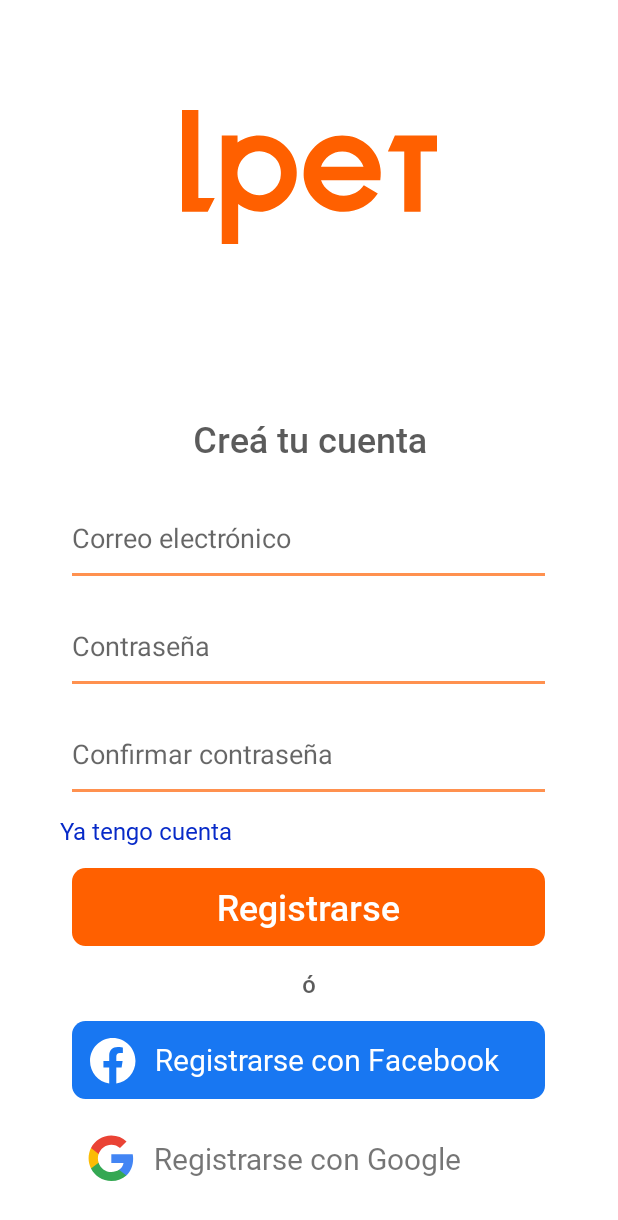
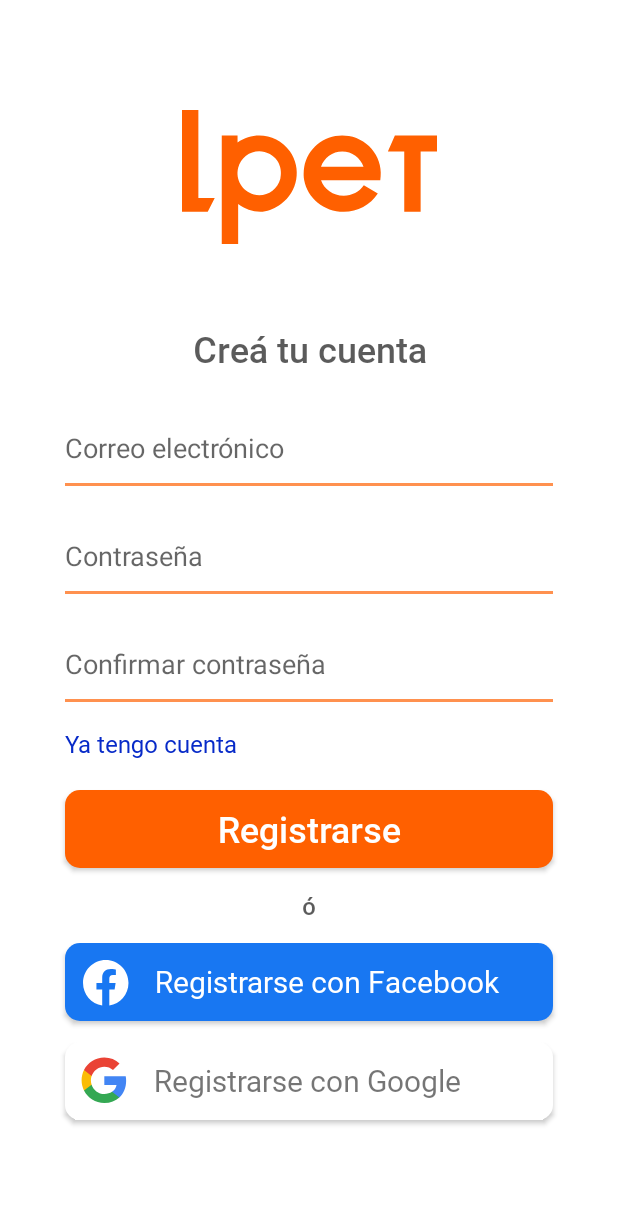
Before and after one commit to PolNun/lpet_android, an Android app: the fragment RegistroFragment placed in its activity, on a phone screen of 412 x 824 dp. Shown: the top 1220 px of the screen. Run offline under Robolectric (Android 15) with nearby library versions, the phone set to English and light mode, and no system bars.

Commit message:
Estilos de botones drawables mejorados

```diff
--- a/app/src/main/res/drawable/boton_facebook.xml
+++ b/app/src/main/res/drawable/boton_facebook.xml
@@ -1,19 +1,17 @@
 <?xml version="1.0" encoding="utf-8"?>
-<vector
-    xmlns:android="http://schemas.android.com/apk/res/android"
-    xmlns:aapt="http://schemas.android.com/aapt"
-    android:width="@dimen/ancho_boton_principal"
-    android:height="@dimen/alto_boton_principal"
-    android:viewportWidth="350"
-    android:viewportHeight="58"
-    >
-    <group>
-        <clip-path
-            android:pathData="M10 0H340C345.523 0 350 4.47715 350 10V48C350 53.5228 345.523 58 340 58H10C4.47715 58 0 53.5228 0 48V10C0 4.47715 4.47715 0 10 0Z"
-            />
-        <path
-            android:pathData="M0 0V58H350V0"
-            android:fillColor="@color/color_facebook"
-            />
-    </group>
-</vector>
+<selector xmlns:android="http://schemas.android.com/apk/res/android">
+    <item android:state_pressed="true">
+        <shape android:shape="rectangle">
+            <solid android:color="@color/color_facebook" />
+            <corners android:radius="10dp" />
+            <size android:width="@dimen/ancho_boton_principal" android:height="@dimen/alto_boton_principal" />
+        </shape>
+    </item>
+    <item>
+        <shape android:shape="rectangle">
+            <solid android:color="@color/color_facebook" />
+            <corners android:radius="10dp" />
+            <size android:width="@dimen/ancho_boton_principal" android:height="@dimen/alto_boton_principal" />
+        </shape>
+    </item>
+</selector>
--- a/app/src/main/res/drawable/boton_google.xml
+++ b/app/src/main/res/drawable/boton_google.xml
@@ -1,19 +1,17 @@
 <?xml version="1.0" encoding="utf-8"?>
-<vector
-    xmlns:android="http://schemas.android.com/apk/res/android"
-    xmlns:aapt="http://schemas.android.com/aapt"
-    android:width="@dimen/ancho_boton_principal"
-    android:height="@dimen/alto_boton_principal"
-    android:viewportWidth="350"
-    android:viewportHeight="58"
-    >
-    <group>
-        <clip-path
-            android:pathData="M10 0H340C345.523 0 350 4.47715 350 10V48C350 53.5228 345.523 58 340 58H10C4.47715 58 0 53.5228 0 48V10C0 4.47715 4.47715 0 10 0Z"
-            />
-        <path
-            android:pathData="M0 0V58H350V0"
-            android:fillColor="@color/white"
-            />
-    </group>
-</vector>
+<selector xmlns:android="http://schemas.android.com/apk/res/android">
+    <item android:state_pressed="true">
+        <shape android:shape="rectangle">
+            <solid android:color="@color/white" />
+            <corners android:radius="10dp" />
+            <size android:width="@dimen/ancho_boton_principal" android:height="@dimen/alto_boton_principal" />
+        </shape>
+    </item>
+    <item>
+        <shape android:shape="rectangle">
+            <solid android:color="@color/white" />
+            <corners android:radius="10dp" />
+            <size android:width="@dimen/ancho_boton_principal" android:height="@dimen/alto_boton_principal" />
+        </shape>
+    </item>
+</selector>
--- a/app/src/main/res/drawable/boton_principal.xml
+++ b/app/src/main/res/drawable/boton_principal.xml
@@ -1,14 +1,17 @@
 <?xml version="1.0" encoding="utf-8"?>
-<vector xmlns:android="http://schemas.android.com/apk/res/android"
-    xmlns:aapt="http://schemas.android.com/aapt"
-    android:width="@dimen/ancho_boton_principal"
-    android:height="@dimen/alto_boton_principal"
-    android:viewportWidth="350"
-    android:viewportHeight="58">
-    <group>
-        <clip-path android:pathData="M10 0H340C345.523 0 350 4.47715 350 10V48C350 53.5228 345.523 58 340 58H10C4.47715 58 0 53.5228 0 48V10C0 4.47715 4.47715 0 10 0Z" />
-        <path
-            android:fillColor="#FF6000"
-            android:pathData="M0 0V58H350V0" />
-    </group>
-</vector>
+<selector xmlns:android="http://schemas.android.com/apk/res/android">
+    <item android:state_pressed="true">
+        <shape android:shape="rectangle">
+            <solid android:color="@color/color_principal_b" />
+            <corners android:radius="10dp" />
+            <size android:width="@dimen/ancho_boton_principal" android:height="@dimen/alto_boton_principal" />
+        </shape>
+    </item>
+    <item>
+        <shape android:shape="rectangle">
+            <solid android:color="@color/color_principal" />
+            <corners android:radius="10dp" />
+            <size android:width="@dimen/ancho_boton_principal" android:height="@dimen/alto_boton_principal" />
+        </shape>
+    </item>
+</selector>
--- a/app/src/main/res/layout/activity_main.xml
+++ b/app/src/main/res/layout/activity_main.xml
@@ -21,7 +21,7 @@
     <FrameLayout
         android:id="@+id/fragment_container"
         android:layout_width="match_parent"
-        android:layout_height="match_parent"
+        android:layout_height="wrap_content"
         app:layout_constraintBottom_toBottomOf="parent"
         app:layout_constraintEnd_toEndOf="parent"
         app:layout_constraintStart_toStartOf="parent"
--- a/app/src/main/res/layout/fragment_registro.xml
+++ b/app/src/main/res/layout/fragment_registro.xml
@@ -4,7 +4,6 @@
     android:layout_width="match_parent"
     android:layout_height="wrap_content"
     android:layout_gravity="bottom"
-    android:layout_marginBottom="25dp"
     android:orientation="vertical"
     android:paddingStart="@dimen/fragment_horizontal_margin"
     android:paddingEnd="@dimen/fragment_horizontal_margin"
@@ -65,19 +64,19 @@
 
     <Space
         android:layout_width="match_parent"
-        android:layout_height="14dp" />
+        android:layout_height="16dp" />
 
     <TextView
         android:id="@+id/tvYaTengoCuenta"
-        android:layout_width="wrap_content"
+        android:layout_width="@dimen/ancho_boton_principal"
         android:layout_height="wrap_content"
-        android:layout_marginStart="24dp"
+        android:layout_gravity="center_horizontal"
         android:text="@string/texto_ya_tengo_cuenta"
         android:textAppearance="@style/texto_enlace" />
 
     <Space
         android:layout_width="match_parent"
-        android:layout_height="14dp" />
+        android:layout_height="20dp" />
 
     <androidx.appcompat.widget.AppCompatButton
         android:id="@+id/btnRegistrarse"
@@ -134,6 +133,7 @@
         android:drawableStart="@drawable/google_logo"
         android:elevation="12dp"
         android:paddingStart="10dp"
+        android:layout_marginBottom="25dp"
         android:paddingEnd="45dp"
         android:text="@string/registrarse_con_google"
         android:textAppearance="@style/texto_boton_google" />
--- a/app/src/main/res/values/dimens.xml
+++ b/app/src/main/res/values/dimens.xml
@@ -1,6 +1,6 @@
 <?xml version="1.0" encoding="utf-8"?>
 <resources>
-    <dimen name="ancho_boton_principal">315dp</dimen>
+    <dimen name="ancho_boton_principal">325dp</dimen>
     <dimen name="alto_boton_principal">52dp</dimen>
     <dimen name="fragment_horizontal_margin">16dp</dimen>
     <dimen name="fragment_vertical_margin">16dp</dimen>
--- a/app/src/main/res/values/strings.xml
+++ b/app/src/main/res/values/strings.xml
@@ -15,7 +15,7 @@
     <string name="btnRegistrarseFacebook">Registrarse con Facebook</string>
     <string name="registrarse_con_google">Registrarse con Google</string>
     <string name="o">ó</string>
-    <string name="pregunta_tenes_cuenta">No tenés una cuenta? Regístrate</string>
+    <string name="pregunta_tenes_cuenta">¿No tenés una cuenta? <b>Registrate</b></string>
     <!-- TODO: Remove or change this placeholder text -->
     <string name="hello_blank_fragment">Hello blank fragment</string>
     <string name="nombre_de_usuario">Nombre de usuario</string>
```
Also changed, not shown: app/src/main/java/com/lpet/lpet_app/ui/login/LoginFragment.java (+3 -5 lines), app/src/main/java/com/lpet/lpet_app/ui/registro/NombreDeUsuarioFragment.java (+3 -36 lines), app/src/main/java/com/lpet/lpet_app/ui/registro/RegistroFragment.java (+0 -10 lines), app/src/main/res/drawable/boton_secundario.xml (+16 -18 lines), app/src/main/res/layout/fragment_login.xml (+8 -9 lines), app/src/main/res/layout/fragment_nombre_de_usuario.xml (+4 -8 lines).
